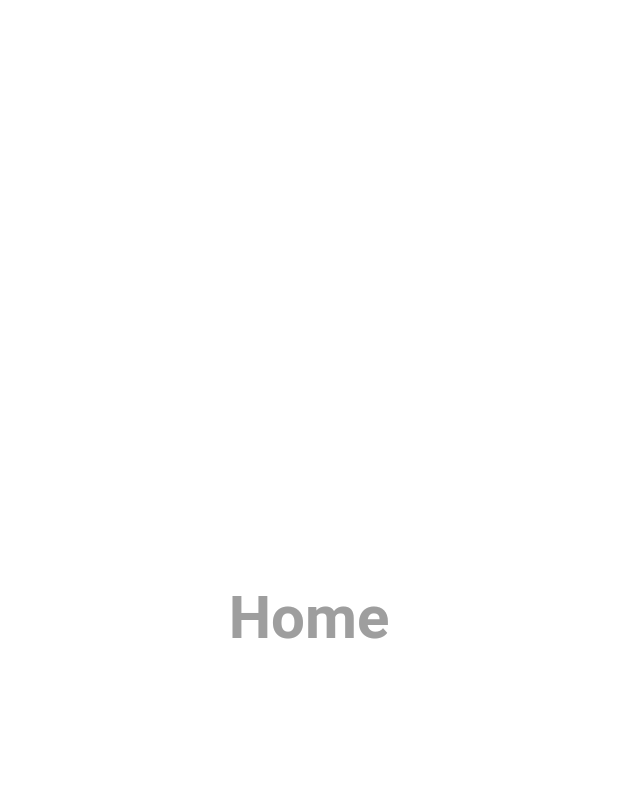
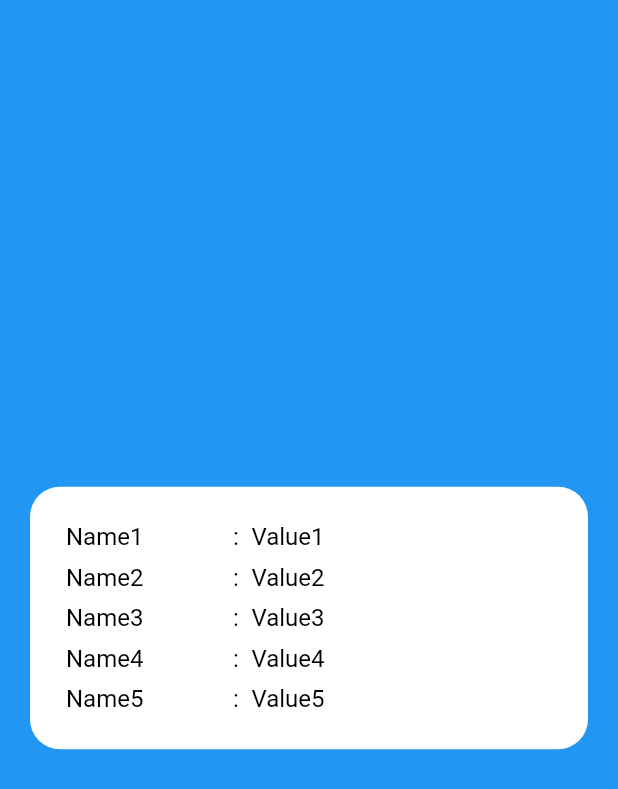
Before and after one commit to Mohiuddin655-DEV/flutter_widgets_2, a Flutter app: the screen it shows after launch, on a phone screen of 412 x 824 dp. Shown: the top 789 px of the screen. Run offline on Flutter 3.47's test engine with Material 2 defaults, Android fonts, the phone set to English and light mode, and no system bars.

Commit message:
customize initial version

```diff
--- a/lib/main.dart
+++ b/lib/main.dart
@@ -1,4 +1,5 @@
 import 'package:flutter/material.dart';
+import 'package:flutter_widgets/widgets/responsive_naming_text_view.dart';
 
 void main() {
   runApp(const MyApp());
@@ -14,7 +15,7 @@ class MyApp extends StatelessWidget {
       title: 'Flutter Widgets',
       theme: ThemeData(
         primarySwatch: Colors.blue,
-        scaffoldBackgroundColor: Colors.white,
+        scaffoldBackgroundColor: Colors.blue,
       ),
       home: const HomePage(),
     );
@@ -26,15 +27,25 @@ class HomePage extends StatelessWidget {
 
   @override
   Widget build(BuildContext context) {
-    return const Scaffold(
+    return Scaffold(
       body: SafeArea(
         child: Center(
-          child: Text(
-            'Home',
-            style: TextStyle(
-              color: Colors.grey,
-              fontWeight: FontWeight.bold,
-              fontSize: 40,
+          child: Container(
+            decoration: BoxDecoration(
+              color: Colors.white,
+              borderRadius: BorderRadius.circular(20),
+            ),
+            margin: const EdgeInsets.all(20),
+            padding: const EdgeInsets.all(20),
+            child: Column(
+              mainAxisSize: MainAxisSize.min,
+              children: const [
+                ResponsiveNamingTextView(name: 'Name1', value: 'Value1'),
+                ResponsiveNamingTextView(name: 'Name2', value: 'Value2'),
+                ResponsiveNamingTextView(name: 'Name3', value: 'Value3'),
+                ResponsiveNamingTextView(name: 'Name4', value: 'Value4'),
+                ResponsiveNamingTextView(name: 'Name5', value: 'Value5'),
+              ],
             ),
           ),
         ),
--- /dev/null
+++ b/lib/widgets/responsive_naming_text_view.dart
@@ -0,0 +1,74 @@
+import 'package:flutter/material.dart';
+
+class ResponsiveNamingTextView extends StatelessWidget {
+  final String name, value, separator;
+  final Color nameColor, valueColor, separatorColor;
+  final double nameSize, valueSize, separatorSize;
+  final double? nameWidth, separatorWidth;
+  final FontWeight? nameWeight, separatorWeight, valueWeight;
+
+  const ResponsiveNamingTextView({
+    Key? key,
+    required this.name,
+    required this.value,
+    this.separator = ':',
+    this.nameColor = Colors.black,
+    this.valueColor = Colors.black,
+    this.separatorColor = Colors.black,
+    this.nameSize = 16,
+    this.valueSize = 16,
+    this.separatorSize = 16,
+    this.nameWidth,
+    this.separatorWidth,
+    this.nameWeight,
+    this.separatorWeight,
+    this.valueWeight,
+  }) : super(key: key);
+
+  @override
+  Widget build(BuildContext context) {
+    Size size = MediaQuery.of(context).size;
+    final nameX = size.width * 0.25;
+    final separatorX = size.width * 0.05;
+    return Padding(
+      padding: const EdgeInsets.all(4.0),
+      child: Row(
+        children: [
+          SizedBox(
+            width: nameWidth ?? nameX,
+            child: Text(
+              name,
+              style: TextStyle(
+                color: nameColor,
+                fontSize: nameSize,
+                fontWeight: nameWeight,
+              ),
+            ),
+          ),
+          SizedBox(
+            width: separatorWidth ?? separatorX,
+            child: Text(
+              separator,
+              textAlign: TextAlign.center,
+              style: TextStyle(
+                color: separatorColor,
+                fontSize: separatorSize,
+                fontWeight: separatorWeight,
+              ),
+            ),
+          ),
+          Expanded(
+            child: Text(
+              value,
+              style: TextStyle(
+                color: valueColor,
+                fontSize: valueSize,
+                fontWeight: valueWeight,
+              ),
+            ),
+          ),
+        ],
+      ),
+    );
+  }
+}
```
